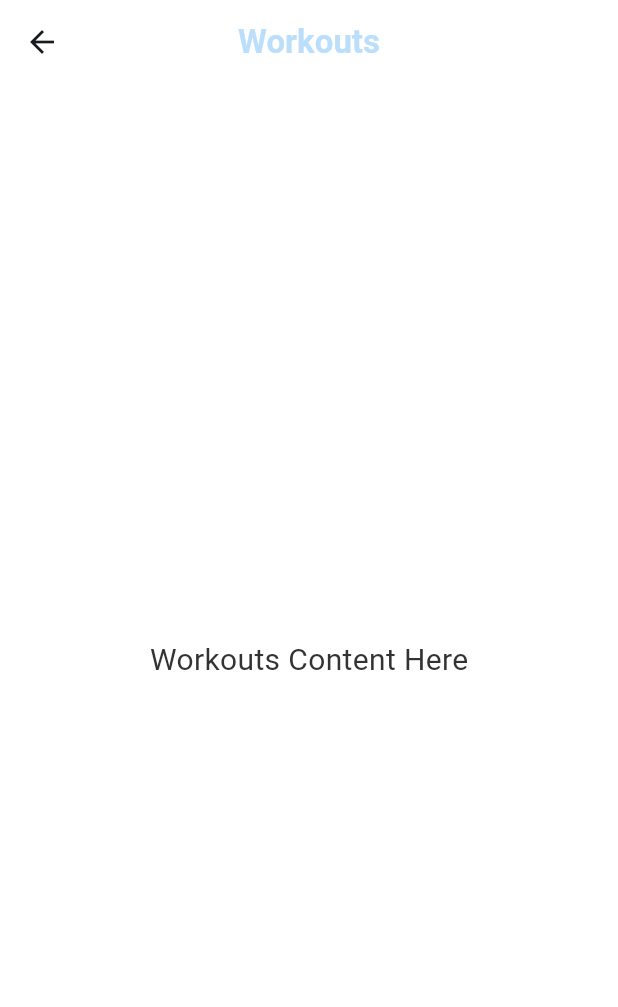
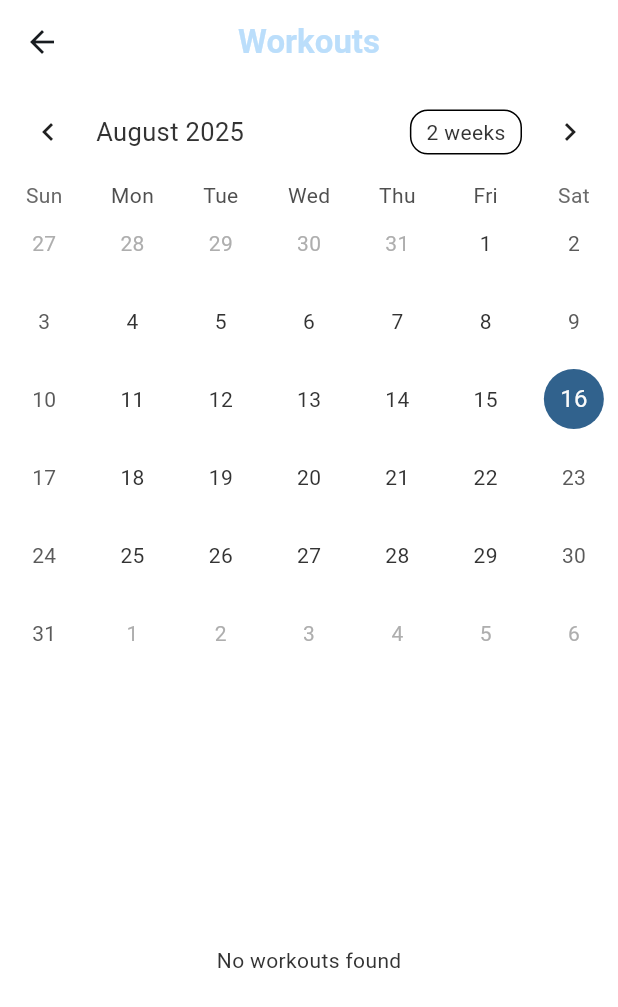
Before and after one commit to PedroTorrado/Hevy-Load, a Flutter app: the screen it shows after launch, after a tap on the "timeline" icon, on a phone screen of 412 x 824 dp. Shown: the top 1007 px of the screen. Run offline on Flutter 3.47's test engine with Material 3 defaults, Android fonts, the phone set to English and light mode, and no system bars; drawn by our look-alikes of table_calendar; our stand-ins replace csv, file_picker, isar; accounts and stored records are empty; generated files the repository leaves out were written again.

Commit message:
implemented workout view

```diff
--- a/App/heavy_load/lib/main.dart
+++ b/App/heavy_load/lib/main.dart
@@ -262,6 +262,9 @@ class _HomePageState extends State<HomePage> {
               print("🎯 Building card for $exercise: Actual 1RM ${prs['actualOneRM']}kg x 1 rep");
               return Column(
                 children: [
+                  Opacity(
+                    opacity: 0.9,
+                    child:
                       ExerciseCard(
                         title: exercise,
                         color: _getExerciseColor(exercise),
@@ -270,7 +273,7 @@ class _HomePageState extends State<HomePage> {
                         firstAchieved: PRService.formatDate(prs['firstAchieved']),
                         lastAchieved: PRService.formatDate(prs['actualOneRMDate']),
                     ),
-                  const SizedBox(height: 16),
+                  )
                 ],
               );
             }).toList(),
--- a/App/heavy_load/lib/services/database_service.dart
+++ b/App/heavy_load/lib/services/database_service.dart
@@ -4,19 +4,18 @@ import 'package:heavy_load/models/todo.dart';
 import 'package:heavy_load/models/workout.dart';
 
 class DatabaseService {
-
   static late final Isar db;
 
   static Future<void> setup() async {
-    // Initialize the database connection here
     final appDir = await getApplicationDocumentsDirectory();
     db = await Isar.open(
-      [
-        TodoSchema,
-        WorkoutSchema,
-      ],
+      [TodoSchema, WorkoutSchema],
       directory: appDir.path,
     );
+  }
 
+  // Helper to get all workouts
+  static Future<List<Workout>> getAllWorkouts() async {
+    return await db.workouts.where().findAll();
   }
 }
--- a/App/heavy_load/lib/workouts.dart
+++ b/App/heavy_load/lib/workouts.dart
@@ -1,20 +1,137 @@
 import 'package:flutter/material.dart';
+import 'package:heavy_load/services/database_service.dart';
+import 'package:heavy_load/models/workout.dart';
+import 'package:table_calendar/table_calendar.dart';
 
-class WorkoutsPage extends StatelessWidget {
+class WorkoutsPage extends StatefulWidget {
   const WorkoutsPage({Key? key}) : super(key: key);
 
   @override
+  State<WorkoutsPage> createState() => _WorkoutsPageState();
+}
+
+class _WorkoutsPageState extends State<WorkoutsPage> {
+  List<Workout> allWorkouts = [];
+  Map<DateTime, List<Workout>> _events = {};
+  DateTime _selectedDate = DateTime.now();
+
+  @override
+  void initState() {
+    super.initState();
+    _loadWorkouts();
+  }
+
+  Future<void> _loadWorkouts() async {
+    final data = await DatabaseService.getAllWorkouts();
+
+    Map<DateTime, List<Workout>> grouped = {};
+    for (var w in data) {
+      if (w.date == null) continue;
+
+      // Only keep year/month/day to avoid time issues
+      final day = DateTime(w.date!.year, w.date!.month, w.date!.day);
+      grouped.putIfAbsent(day, () => []);
+      grouped[day]!.add(w);
+    }
+
+    setState(() {
+      allWorkouts = data;
+      _events = grouped;
+    });
+  }
+
+  List<Workout> _workoutsForSelectedDate() {
+    final day = DateTime(_selectedDate.year, _selectedDate.month, _selectedDate.day);
+    return _events[day] ?? [];
+  }
+
+  @override
   Widget build(BuildContext context) {
+    final theme = Theme.of(context);
+
     return Scaffold(
-      appBar: AppBar(
-        title: const Text('Workouts'),
-      ),
-      body: const Center(
-        child: Text(
-          'Workouts Content Here',
-          style: TextStyle(fontSize: 20),
-        ),
+      appBar: AppBar(title: const Text('Workouts')),
+      body: Column(
+        children: [
+          // Calendar
+          TableCalendar(
+            firstDay: DateTime.utc(2020, 1, 1),
+            lastDay: DateTime.utc(2030, 12, 31),
+            focusedDay: _selectedDate,
+            selectedDayPredicate: (day) => isSameDay(day, _selectedDate),
+            onDaySelected: (selectedDay, focusedDay) {
+              setState(() {
+                _selectedDate = selectedDay;
+              });
+            },
+            calendarStyle: CalendarStyle(
+              todayDecoration: BoxDecoration(
+                color: theme.colorScheme.primary.withOpacity(0.5),
+                shape: BoxShape.circle,
+              ),
+              selectedDecoration: BoxDecoration(
+                color: theme.colorScheme.primary,
+                shape: BoxShape.circle,
+              ),
+              markerDecoration: BoxDecoration(
+                color: theme.colorScheme.secondary,
+                shape: BoxShape.circle,
+              ),
+            ),
+            eventLoader: (day) {
+              // Return workouts for the day to display a dot
+              final key = DateTime(day.year, day.month, day.day);
+              return _events[key] ?? [];
+            },
+          ),
+
+          const SizedBox(height: 8),
+
+          // Workouts for selected date
+          Expanded(
+            child: _workoutsForSelectedDate().isEmpty
+                ? const Center(child: Text("No workouts found"))
+                : ListView(
+                    padding: const EdgeInsets.all(8),
+                    children: _groupWorkoutsByExercise(_workoutsForSelectedDate(), theme),
+                  ),
+          ),
+        ],
       ),
     );
   }
+
+  List<Widget> _groupWorkoutsByExercise(List<Workout> workouts, ThemeData theme) {
+    final Map<String, List<Workout>> grouped = {};
+    for (var w in workouts) {
+      final name = w.exercise ?? "Unnamed";
+      grouped.putIfAbsent(name, () => []);
+      grouped[name]!.add(w);
+    }
+
+    return grouped.entries.map((entry) {
+      return Card(
+        margin: const EdgeInsets.symmetric(vertical: 6),
+        child: Padding(
+          padding: const EdgeInsets.all(12),
+          child: Column(
+            crossAxisAlignment: CrossAxisAlignment.start,
+            children: [
+              Text(
+                entry.key,
+                style: theme.textTheme.titleMedium?.copyWith(fontWeight: FontWeight.bold),
+              ),
+              const SizedBox(height: 6),
+              ...entry.value.map((w) => Text(
+                    w.weight == null
+                        ? "${w.reps ?? 0} reps"
+                        : "${w.weight} kg x ${w.reps ?? 0} reps",
+                    style: theme.textTheme.bodySmall,
+                  )),
+            ],
+          ),
+        ),
+      );
+    }).toList();
+  }
 }
--- a/App/heavy_load/pubspec.yaml
+++ b/App/heavy_load/pubspec.yaml
@@ -40,6 +40,7 @@ dependencies:
   path_provider: ^2.1.5
   csv: ^6.0.0
   file_picker: ^10.2.4
+  table_calendar: ^3.0.9
 
 dev_dependencies:
   flutter_test:
```
Also changed, not shown: App/heavy_load/lib/settings.dart (+24 -10 lines). Lines whose indentation alone changed are shown as unchanged.
